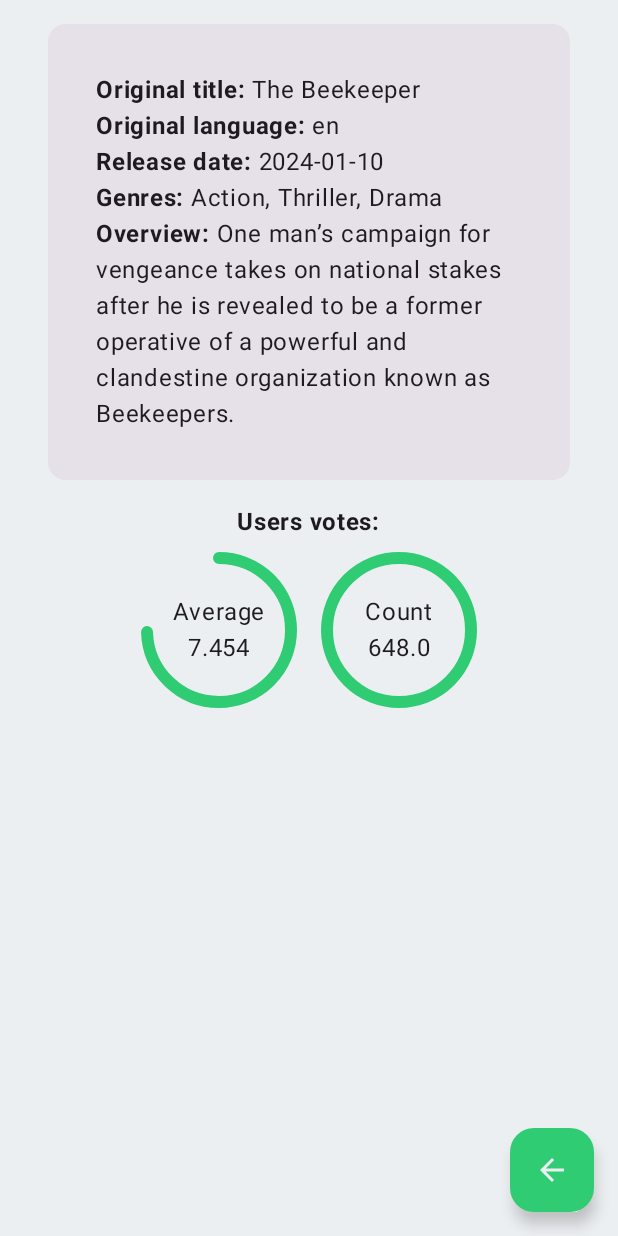
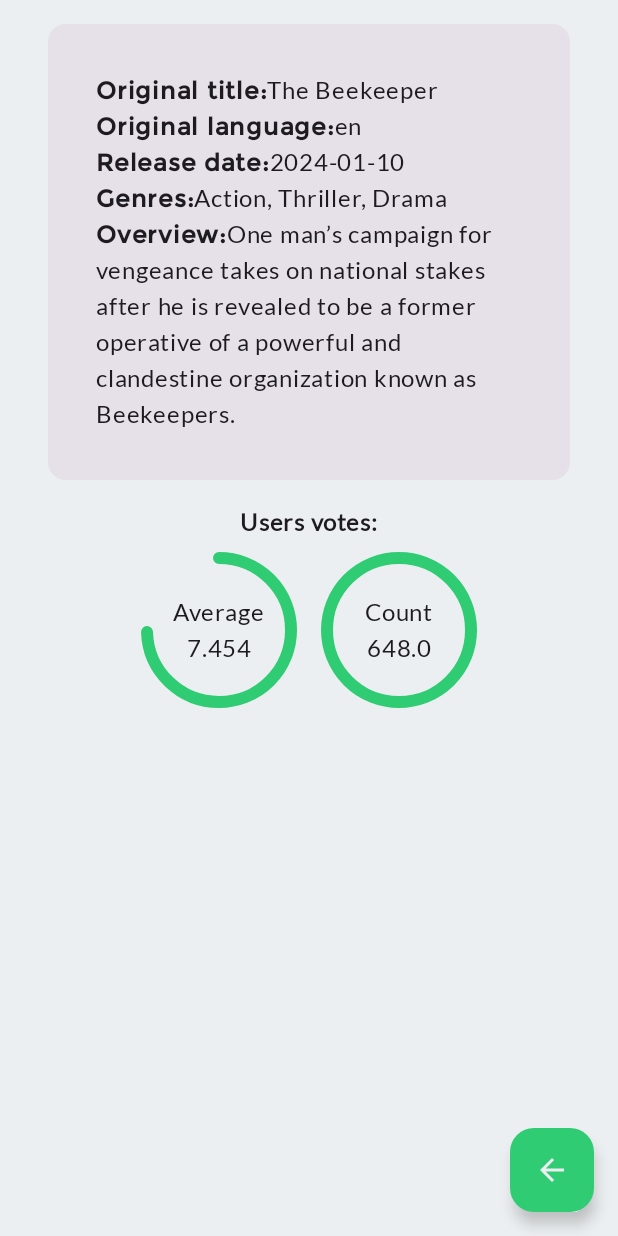
Before and after one commit to pereprior/TMDB-Android, an Android app built with Jetpack Compose: the screen it shows after launch (MainActivity), after a tap on "The Beekeeper", on a phone screen of 412 x 824 dp. Run offline under Robolectric (Android 15) with nearby library versions, the phone set to English and light mode, and no system bars; our stand-ins replace Dagger/Hilt's generated code, livedata-compose; pictures from the network do not load.

Commit message:
tipografias e idiomas

```diff
--- a/app/src/main/java/com/example/movietest/data/constants/ApiKey.kt
+++ b/app/src/main/java/com/example/movietest/data/constants/ApiKey.kt
@@ -1,8 +1,12 @@
 package com.example.movietest.data.constants
 
-// credenciales de la api
+// Credenciales de la api
 const val API_URL = "https://api.themoviedb.org/3/"
 const val API_ENDPOINT = "movie/popular"
 const val GENRES_ENDPOINT = "genre/movie/list"
 const val API_KEY = "01724eed9b4a6b5588236a1bfb15a4ed"
 const val IMAGES_URL = "https://image.tmdb.org/t/p"
+
+// Idiomas
+const val LANGUAGE_EN = "en-US"
+const val LANGUAGE_ES = "es-ES"
--- a/app/src/main/java/com/example/movietest/data/sources/remote/IApiService.kt
+++ b/app/src/main/java/com/example/movietest/data/sources/remote/IApiService.kt
@@ -8,10 +8,11 @@ import com.example.movietest.data.sources.dto.MovieDTO
 import retrofit2.http.GET
 
 private const val KEY_ENTRY = "?api_key="
+private const val LANGUAGE_ENTRY = "&language="
 
 // Peticiones GET a la api para obtener los datos
 interface IApiService {
-    @GET("$API_ENDPOINT$KEY_ENTRY$API_KEY")
+    @GET("$API_ENDPOINT$KEY_ENTRY$API_KEY$LANGUAGE_ENTRY$")
     suspend fun getMovieList(): MovieDTO
 
     @GET("$GENRES_ENDPOINT$KEY_ENTRY$API_KEY")
--- a/app/src/main/java/com/example/movietest/ui/components/error/Messages.kt
+++ /dev/null
@@ -1,6 +0,0 @@
-package com.example.movietest.ui.components.error
-
-const val HELP_TEXT = "Please, check it and try again."
-const val ERROR_404_TITLE = "ERROR 404 - NOT FOUND"
-const val ERROR_404_DESCRIPTION = "The name is not correct. $HELP_TEXT"
-const val ERROR_DISMISS_TEXT = "Dismiss"
--- a/app/src/main/java/com/example/movietest/ui/components/error/dialog/NotFoundDialog.kt
+++ b/app/src/main/java/com/example/movietest/ui/components/error/dialog/NotFoundDialog.kt
@@ -9,10 +9,11 @@ import androidx.compose.material3.Text
 import androidx.compose.material3.TextButton
 import androidx.compose.runtime.Composable
 import androidx.compose.ui.Modifier
-import androidx.compose.ui.graphics.Color
+import androidx.compose.ui.res.stringResource
 import androidx.compose.ui.unit.dp
+import com.example.movietest.R
 import com.example.movietest.ui.components.constants.LOW_PADDING_VALUE
-import com.example.movietest.ui.components.error.ERROR_DISMISS_TEXT
+import com.example.movietest.ui.theme.errorColor
 
 @Composable
 fun NotFoundDialog(
@@ -26,14 +27,14 @@ fun NotFoundDialog(
             Icon(
                 imageVector = Icons.Filled.Warning,
                 contentDescription = "Warning Icon",
-                tint = Color.Red
+                tint = errorColor
             )
         },
         title = {
             Text(
                 text = title,
                 modifier = Modifier.padding(LOW_PADDING_VALUE.dp),
-                color = Color.Red
+                color = errorColor
             )
         },
         text = {
@@ -49,7 +50,10 @@ fun NotFoundDialog(
                     onDismissRequest()
                 }
             ) {
-                Text(ERROR_DISMISS_TEXT)
+                Text(
+                    text = stringResource(id = R.string.error_dismiss_text),
+                    color = errorColor
+                )
             }
         }
     )
--- a/app/src/main/java/com/example/movietest/ui/components/loading/WaitScreen.kt
+++ b/app/src/main/java/com/example/movietest/ui/components/loading/WaitScreen.kt
@@ -6,6 +6,7 @@ import androidx.compose.material3.Text
 import androidx.compose.runtime.*
 import androidx.compose.ui.Alignment
 import androidx.compose.ui.Modifier
+import androidx.compose.ui.res.stringResource
 import androidx.compose.ui.unit.dp
 import com.example.movietest.R
 import com.example.movietest.ui.components.constants.LOW_PADDING_VALUE
@@ -14,9 +15,6 @@ const val ANIMATION_DELAY_IN_MILLIS = 500
 
 @Composable
 fun WaitScreen() {
-    val loadingTitle = "Loading data"
-    val loadingDescription = "Please, wait few seconds"
-
     Column(
         modifier = Modifier.fillMaxSize(),
         horizontalAlignment = Alignment.CenterHorizontally,
@@ -27,7 +25,7 @@ fun WaitScreen() {
         Spacer(modifier = Modifier.padding(LOW_PADDING_VALUE.dp))
 
         // Texto de la pantalla de carga
-        LoadingText(loadingTitle)
-        Text(text = loadingDescription)
+        LoadingText(stringResource(id = R.string.loading_title))
+        Text(text = stringResource(id = R.string.loading_description))
     }
 }
--- a/app/src/main/java/com/example/movietest/ui/components/utils/BoldFormatText.kt
+++ b/app/src/main/java/com/example/movietest/ui/components/utils/BoldFormatText.kt
@@ -10,13 +10,14 @@ import androidx.compose.ui.text.font.FontWeight
 import androidx.compose.ui.text.withStyle
 import androidx.compose.ui.unit.dp
 import com.example.movietest.ui.components.constants.HIGH_PADDING_VALUE
+import com.example.movietest.ui.theme.typography
 
 @Composable
 fun BoldFormatText(title: String, text: String) {
     Text(
         text = buildAnnotatedString {
             // Titulo del texto en negrita
-            withStyle(style = SpanStyle(fontWeight = FontWeight.Bold)) {
+            withStyle(style = SpanStyle(fontWeight = FontWeight.Bold, fontFamily = typography.titleLarge.fontFamily)) {
                 append(title)
             }
 
@@ -32,7 +33,7 @@ fun BoldListFormatText(title: String, list: List<String>) {
     Text(
         text = buildAnnotatedString {
             // Titulo del texto en negrita
-            withStyle(style = SpanStyle(fontWeight = FontWeight.Bold)) {
+            withStyle(style = SpanStyle(fontWeight = FontWeight.Bold, fontFamily = typography.titleLarge.fontFamily)) {
                 append(title)
             }
 
--- a/app/src/main/java/com/example/movietest/ui/screens/detail/ViewBody.kt
+++ b/app/src/main/java/com/example/movietest/ui/screens/detail/ViewBody.kt
@@ -11,8 +11,10 @@ import androidx.compose.material3.Text
 import androidx.compose.runtime.Composable
 import androidx.compose.ui.Alignment
 import androidx.compose.ui.Modifier
+import androidx.compose.ui.res.stringResource
 import androidx.compose.ui.text.font.FontWeight
 import androidx.compose.ui.unit.dp
+import com.example.movietest.R
 import com.example.movietest.domain.models.Movie
 import com.example.movietest.ui.components.constants.HIGH_PADDING_VALUE
 import com.example.movietest.ui.components.constants.MEDIUM_PADDING_VALUE
@@ -33,13 +35,28 @@ fun MovieViewBody(movie: Movie) {
             ) {
                 Spacer(modifier = Modifier.padding(MEDIUM_PADDING_VALUE.dp))
                 // Informacion sobre la pelicula
-                BoldFormatText("Original title: ", movie.originalTitle)
-                BoldFormatText("Original language: ", movie.originalLanguage)
-                BoldFormatText("Release date: ", movie.releaseDate)
+                BoldFormatText(
+                    title = stringResource(id = R.string.original_title),
+                    text = movie.originalTitle
+                )
+                BoldFormatText(
+                    title = stringResource(id = R.string.original_language),
+                    text = movie.originalLanguage
+                )
+                BoldFormatText(
+                    title = stringResource(id = R.string.release_date),
+                    text = movie.releaseDate
+                )
 
-                BoldListFormatText("Genres: ", movie.genres)
+                BoldListFormatText(
+                    title = stringResource(id = R.string.genres),
+                    list = movie.genres
+                )
 
-                BoldFormatText("Overview: ", movie.overview)
+                BoldFormatText(
+                    title = stringResource(id = R.string.overview),
+                    text = movie.overview
+                )
                 Spacer(modifier = Modifier.padding(MEDIUM_PADDING_VALUE.dp))
             }
 
@@ -52,7 +69,7 @@ fun MovieViewBody(movie: Movie) {
 @Composable
 private fun VotesCircularComponent(movie: Movie) {
     Text(
-        text = "Users votes:",
+        text = stringResource(id = R.string.users_votes),
         fontWeight = FontWeight.Bold
     )
 
@@ -61,7 +78,7 @@ private fun VotesCircularComponent(movie: Movie) {
             .fillMaxWidth(),
         horizontalArrangement = Arrangement.Center
     ) {
-        CircularProgress(movie.voteAverage.toFloat(), "Average")
-        CircularProgress(movie.voteCount.toFloat(), "Count")
+        CircularProgress(movie.voteAverage.toFloat(), stringResource(id = R.string.average))
+        CircularProgress(movie.voteCount.toFloat(), stringResource(id = R.string.count))
     }
 }
--- a/app/src/main/java/com/example/movietest/ui/screens/list/search/MovieCardInfo.kt
+++ b/app/src/main/java/com/example/movietest/ui/screens/list/search/MovieCardInfo.kt
@@ -25,6 +25,7 @@ import com.example.movietest.ui.components.constants.MEDIUM_PADDING_VALUE
 import com.example.movietest.ui.components.constants.LOW_PADDING_VALUE
 import com.example.movietest.ui.components.constants.MOVIE_LIST_ROUTE
 import com.example.movietest.ui.components.utils.RatingBar
+import com.example.movietest.ui.theme.typography
 
 @Composable
 fun MovieCardInfo(movie: Movie, navController: NavHostController) {
@@ -68,9 +69,10 @@ private fun MoviePosterImage(posterReference: String) {
 
 @Composable
 private fun MovieTitle(title: String) {
+
     Text(
         text = title,
-        fontWeight = FontWeight.Bold,
+        style = typography.titleLarge,
         modifier = Modifier.padding(top = 8.dp),
     )
 }
--- a/app/src/main/java/com/example/movietest/ui/screens/list/search/SearchBarScreen.kt
+++ b/app/src/main/java/com/example/movietest/ui/screens/list/search/SearchBarScreen.kt
@@ -3,10 +3,10 @@ package com.example.movietest.ui.screens.list.search
 import androidx.compose.runtime.Composable
 import androidx.compose.runtime.getValue
 import androidx.compose.runtime.livedata.observeAsState
+import androidx.compose.ui.res.stringResource
 import androidx.navigation.NavHostController
+import com.example.movietest.R
 import com.example.movietest.domain.models.Movie
-import com.example.movietest.ui.components.error.ERROR_404_DESCRIPTION
-import com.example.movietest.ui.components.error.ERROR_404_TITLE
 import com.example.movietest.ui.components.error.dialog.NotFoundDialog
 import com.example.movietest.ui.viewmodels.SearchBarViewModel
 
@@ -36,8 +36,8 @@ fun SearchBarScreen(
     if (isOpenDialog) {
         NotFoundDialog(
             onDismissRequest = { searchBarViewModel.setOpenDialog(false) },
-            title = ERROR_404_TITLE,
-            description = ERROR_404_DESCRIPTION
+            title = stringResource(id = R.string.error_404_title),
+            description = stringResource(id = R.string.error_404_description)
         )
     }
 }
--- a/app/src/main/java/com/example/movietest/ui/theme/Color.kt
+++ b/app/src/main/java/com/example/movietest/ui/theme/Color.kt
@@ -3,6 +3,7 @@ package com.example.movietest.ui.theme
 import androidx.compose.ui.graphics.Color
 
 val primaryColor = Color(0xFF30CC74)
+val errorColor = Color.Red
 
 val DarkGrey80 = Color(0xFF263238)
 val DarkWhite40 = Color(0xFFCFD8DC)
--- a/app/src/main/java/com/example/movietest/ui/theme/Theme.kt
+++ b/app/src/main/java/com/example/movietest/ui/theme/Theme.kt
@@ -38,7 +38,7 @@ fun MovieTestTheme(
 
     MaterialTheme(
         colorScheme = colorScheme,
-        typography = Typography,
+        typography = typography,
         content = content
     )
 }
--- a/app/src/main/java/com/example/movietest/ui/theme/Type.kt
+++ b/app/src/main/java/com/example/movietest/ui/theme/Type.kt
@@ -2,13 +2,23 @@ package com.example.movietest.ui.theme
 
 import androidx.compose.material3.Typography
 import androidx.compose.ui.text.TextStyle
+import androidx.compose.ui.text.font.Font
 import androidx.compose.ui.text.font.FontFamily
 import androidx.compose.ui.text.font.FontWeight
 import androidx.compose.ui.unit.sp
+import com.example.movietest.R
 
-val Typography = Typography(
+val typography = Typography(
+    titleLarge = TextStyle(
+        fontFamily = FontFamily(Font(R.font.montserrat)),
+        fontWeight = FontWeight.Bold,
+        fontSize = 24.sp,
+        lineHeight = 32.sp,
+        letterSpacing = 0.5.sp
+    ),
+
     bodyLarge = TextStyle(
-        fontFamily = FontFamily.Default,
+        fontFamily = FontFamily(Font(R.font.lato)),
         fontWeight = FontWeight.Normal,
         fontSize = 16.sp,
         lineHeight = 24.sp,
--- a/app/src/main/res/values/strings.xml
+++ b/app/src/main/res/values/strings.xml
@@ -1,5 +1,17 @@
 <resources>
     <string name="app_name" translatable="false">Movie Test</string>
-    <string name="searchbar_placeholder">Search</string>
-
+    <string name="searchbar_placeholder">Search for movies</string>
+    <string name="original_title">Original title: </string>
+    <string name="original_language">Original language: </string>
+    <string name="release_date">Release date: </string>
+    <string name="genres">Genres: </string>
+    <string name="overview">Overview: </string>
+    <string name="users_votes">Users votes:</string>
+    <string name="average">Average</string>
+    <string name="count">Count</string>
+    <string name="loading_title">Loading data</string>
+    <string name="loading_description">Please, wait few seconds</string>
+    <string name="error_404_title">ERROR 404 - NOT FOUND</string>
+    <string name="error_404_description">The name is not correct. Please, check it and try again.</string>
+    <string name="error_dismiss_text">Dismiss</string>
 </resources>
--- a/build.gradle.kts
+++ b/build.gradle.kts
@@ -1,4 +1,4 @@
-// Top-level build file where you can add configuration options common to all sub-projects/modules.
+9// Top-level build file where you can add configuration options common to all sub-projects/modules.
 plugins {
     id("com.android.application") version "8.2.2" apply false
     id("org.jetbrains.kotlin.android") version "1.9.20" apply false
```
Also changed, not shown: app/src/main/res/font/lato.ttf (added), app/src/main/res/font/montserrat.ttf (added), 1 other file.
